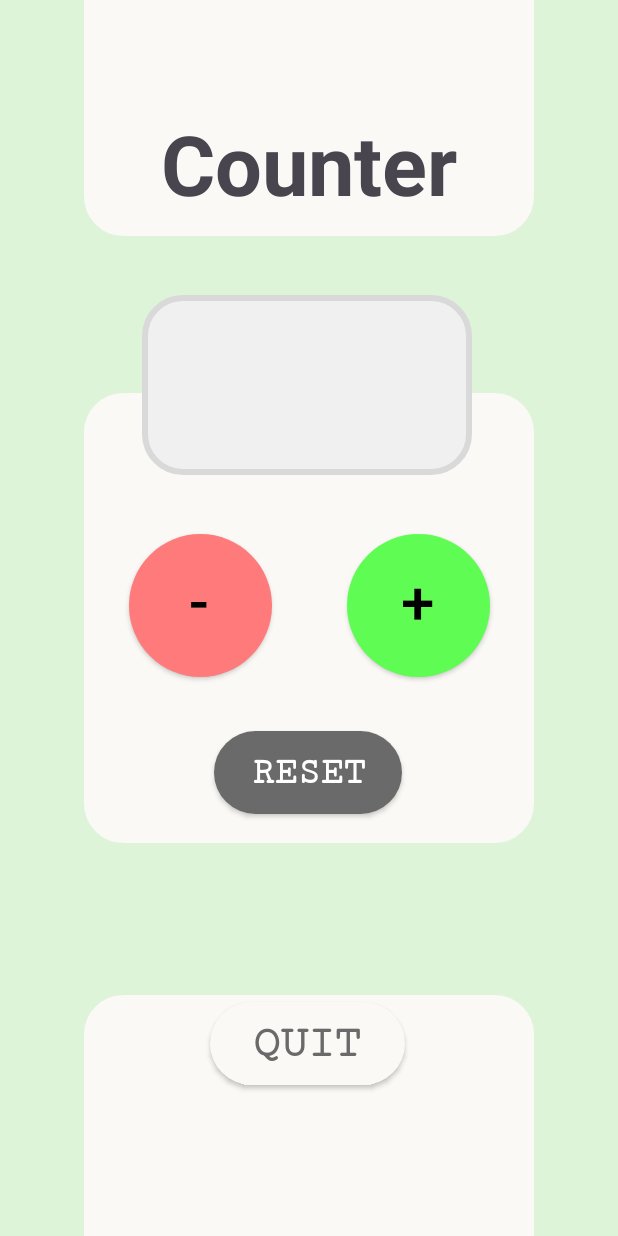
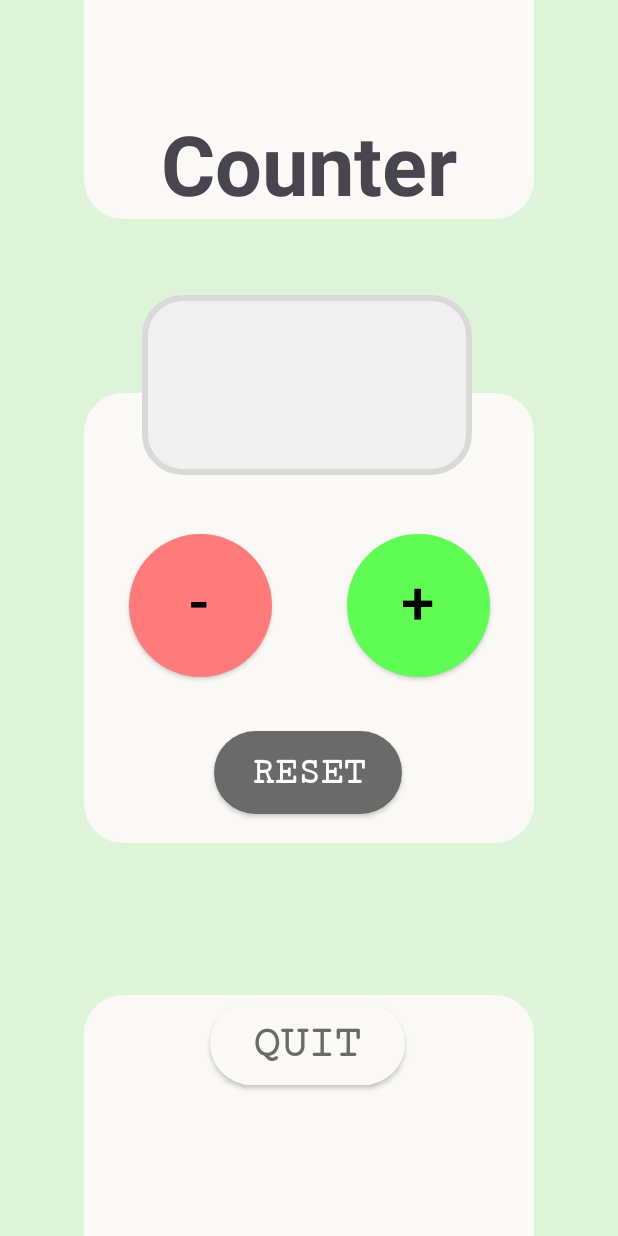
Before and after one commit to kthese/Simple-Counter-App, an Android app: the screen it shows after launch (MainActivity), on a phone screen of 412 x 824 dp. Run offline under Robolectric (Android 15) with nearby library versions, the phone set to English and light mode, and no system bars; Roboto replaces fonts that are not available here.

Commit message:
modified sizes

```diff
--- a/app/src/main/res/layout/activity_main.xml
+++ b/app/src/main/res/layout/activity_main.xml
@@ -33,9 +33,8 @@
         android:id="@+id/topBox"
         android:layout_width="300dp"
         android:layout_height="300dp"
-        android:layout_marginBottom="105dp"
         android:background="@drawable/phone"
-        app:layout_constraintBottom_toTopOf="@+id/middleBox"
+        app:layout_constraintBottom_toTopOf="@+id/bHrGlTitle"
         app:layout_constraintEnd_toEndOf="@+id/rVrGlWhiteBox"
         app:layout_constraintStart_toStartOf="@+id/lVrGlWhiteBox" />
 
```
